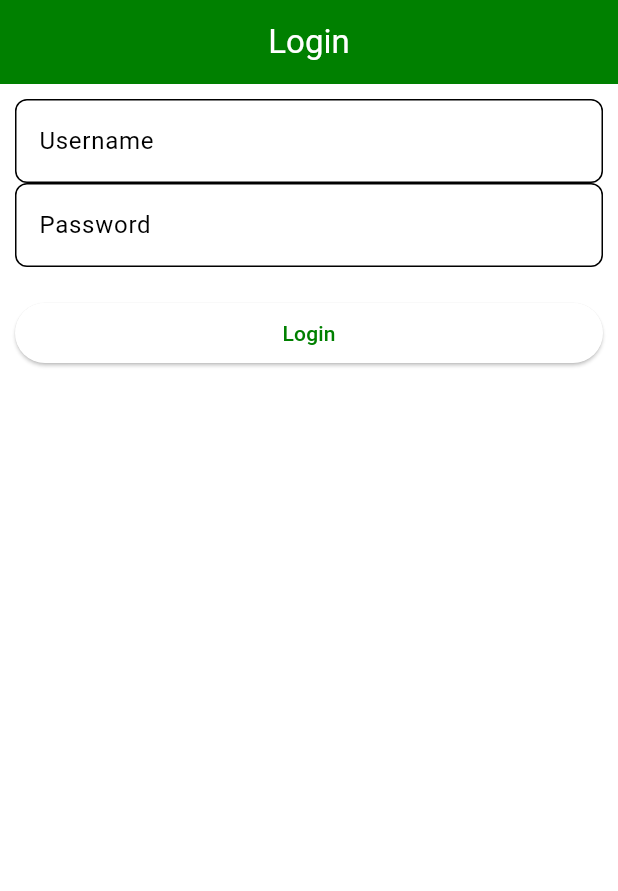
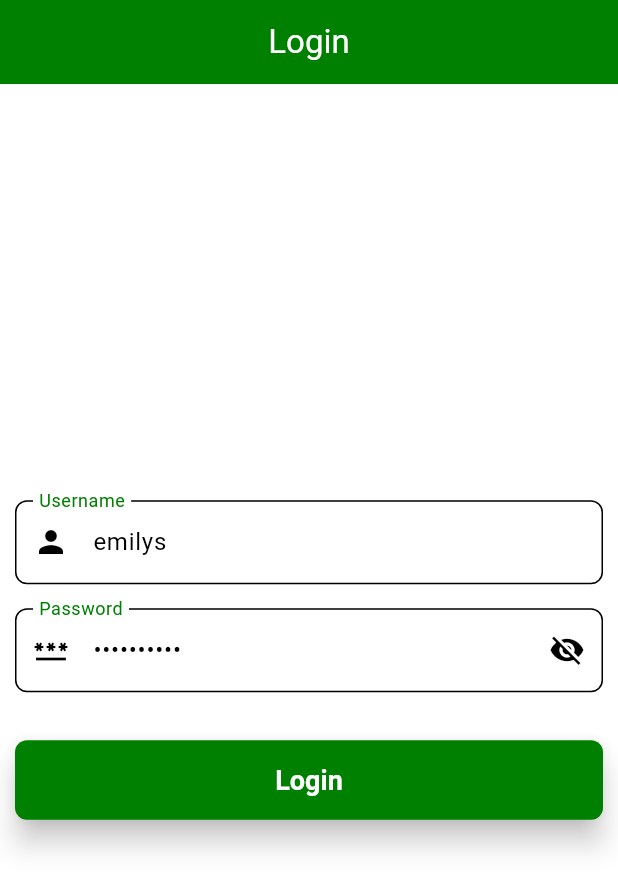
Before and after one commit to EslamAbotaleb/Task-Management, a Flutter app: the screen it shows after launch, on a phone screen of 412 x 824 dp. Shown: the top 891 px of the screen. Run offline on Flutter 3.47's test engine with Material 3 defaults, Android fonts, the phone set to English and light mode, and no system bars; our stand-ins replace bloc, dartz, equatable, flutter_bloc, flutter_secure_storage, get_it and 2 more.

Commit message:
Update Ui Login page

```diff
--- a/lib/modules/authentication/presentation/screens/form_login_widget.dart
+++ b/lib/modules/authentication/presentation/screens/form_login_widget.dart
@@ -1,27 +1,45 @@
 import 'package:flutter/material.dart';
 import 'package:flutter_bloc/flutter_bloc.dart';
+import 'package:task_mangement/core/theme/app_theme.dart';
 
 import '../bloc/auth/bloc/auth_bloc.dart';
 
-class FormLoginWidget extends StatelessWidget {
+class FormLoginWidget extends StatefulWidget {
   FormLoginWidget({super.key});
 
-  final TextEditingController _usernameController = TextEditingController();
+  @override
+  State<FormLoginWidget> createState() => _FormLoginWidgetState();
+}
 
-  final TextEditingController _passwordController = TextEditingController();
+class _FormLoginWidgetState extends State<FormLoginWidget> {
+  final TextEditingController _usernameController = TextEditingController(text: 'emilys');
+
+  final TextEditingController _passwordController = TextEditingController(text: 'emilyspass');
 
   final GlobalKey<FormState> _formKey = GlobalKey<FormState>();
+
+  final spacing = 16.0;
+  bool _obscureText = true;
 
   @override
   Widget build(BuildContext context) {
     return Form(
       key: _formKey,
       child: Column(
+        mainAxisAlignment: MainAxisAlignment.center,
         crossAxisAlignment: CrossAxisAlignment.stretch,
         children: [
           TextFormField(
             controller: _usernameController,
-            decoration: const InputDecoration(labelText: 'Username'),
+            // initialValue: 'emilys',
+            // decoration: const InputDecoration(labelText: 'Username'),
+            decoration: InputDecoration(
+              labelText: 'Username',
+              prefixIcon: const Icon(Icons.person),
+              border: OutlineInputBorder(
+                borderRadius: BorderRadius.circular(8),
+              ),
+            ),
             validator: (value) {
               if (value == null || value.isEmpty) {
                 return 'Please enter your username';
@@ -29,10 +47,31 @@ class FormLoginWidget extends StatelessWidget {
               return null;
             },
           ),
+          SizedBox(
+            height: spacing,
+          ),
           TextFormField(
             controller: _passwordController,
-            obscureText: true,
-            decoration: const InputDecoration(labelText: 'Password'),
+            // initialValue: 'emilyspass',
+             obscureText: _obscureText,
+            decoration: InputDecoration(
+              labelText: 'Password',
+              prefixIcon: const Icon(Icons.password),
+              border: OutlineInputBorder(
+                borderRadius: BorderRadius.circular(8),
+              ),
+              suffixIcon: IconButton(
+                icon: Icon(
+                  _obscureText ? Icons.visibility_off : Icons.visibility,
+                ),
+                onPressed: () {
+                  setState(() {
+                    _obscureText = !_obscureText;
+                  });
+                },
+              ),
+            ),
+            // decoration: const InputDecoration(labelText: 'Password'),
             validator: (value) {
               if (value == null || value.isEmpty) {
                 return 'Please enter your password';
@@ -40,7 +79,12 @@ class FormLoginWidget extends StatelessWidget {
               return null;
             },
           ),
-          const SizedBox(height: 20),
+          SizedBox(
+            height: spacing,
+          ),
+          SizedBox(
+            height: spacing,
+          ),
           ElevatedButton(
             onPressed: () {
               if (_formKey.currentState?.validate() ?? false) {
@@ -52,7 +96,23 @@ class FormLoginWidget extends StatelessWidget {
                 );
               }
             },
-            child: const Text('Login'),
+            style: ElevatedButton.styleFrom(
+              backgroundColor: primaryColor, // Button color
+              shape: RoundedRectangleBorder(
+                borderRadius: BorderRadius.circular(8), // Rounded corners
+              ),
+              padding: const EdgeInsets.symmetric(
+                  vertical: 16, horizontal: 32), // Padding
+              textStyle: const TextStyle(
+                fontSize: 18, // Text size
+                fontWeight: FontWeight.bold, // Bold text
+              ),
+              elevation: 8, // Shadow effect
+            ),
+            child: const Text(
+              'Login',
+              style: TextStyle(color: Colors.white),
+            ),
           ),
         ],
       ),
--- a/lib/modules/authentication/presentation/screens/login_page.dart
+++ b/lib/modules/authentication/presentation/screens/login_page.dart
@@ -1,19 +1,17 @@
 import 'package:flutter/material.dart';
 import 'package:task_mangement/modules/authentication/presentation/screens/body_login_widget.dart';
 
-class LoginPage extends StatefulWidget {
+class LoginPage extends StatelessWidget {
   const LoginPage({super.key});
 
-  @override
-  State<LoginPage> createState() => _LoginPageState();
-}
-
-class _LoginPageState extends State<LoginPage> {
   @override
   Widget build(BuildContext context) {
     return Scaffold(
       appBar: AppBar(
-        title: const Text('Login', style: TextStyle(color: Colors.white),),
+        title: const Text(
+          'Login',
+          style: TextStyle(color: Colors.white),
+        ),
       ),
       body: const BodyLoginWidget(),
     );
```
